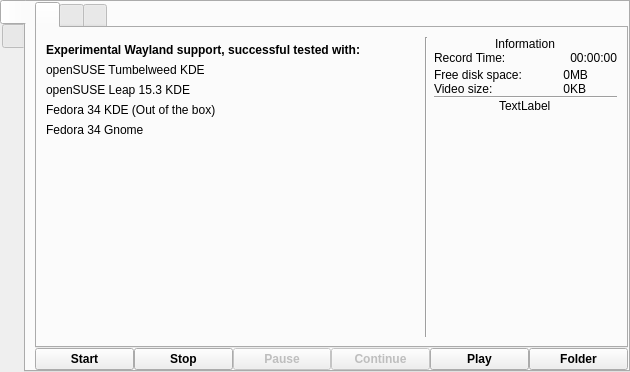
Before: the Qt Designer form src/formMainWindow_wl.ui in jbinkleyj/wayland, drawn with Qt 5.
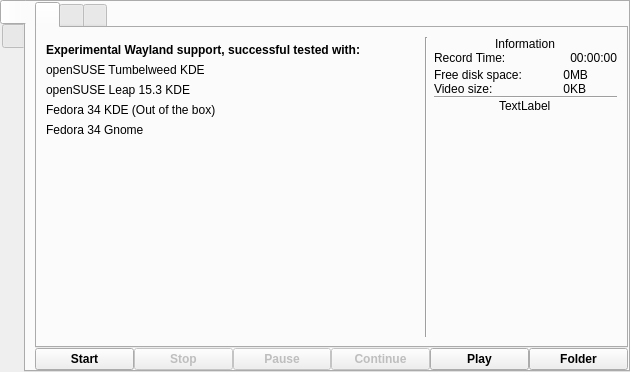
After: the same form once the commit is applied. Icons and pictures are not drawn.

Commit message: Start Stop

Diff of the .ui file:
```diff
--- a/src/formMainWindow_wl.ui
+++ b/src/formMainWindow_wl.ui
@@ -389,7 +389,7 @@
           <item>
            <widget class="QPushButton" name="pushButtonStop">
             <property name="enabled">
-             <bool>true</bool>
+             <bool>false</bool>
             </property>
             <property name="font">
              <font>
```
The commit also changes 1 other file.
